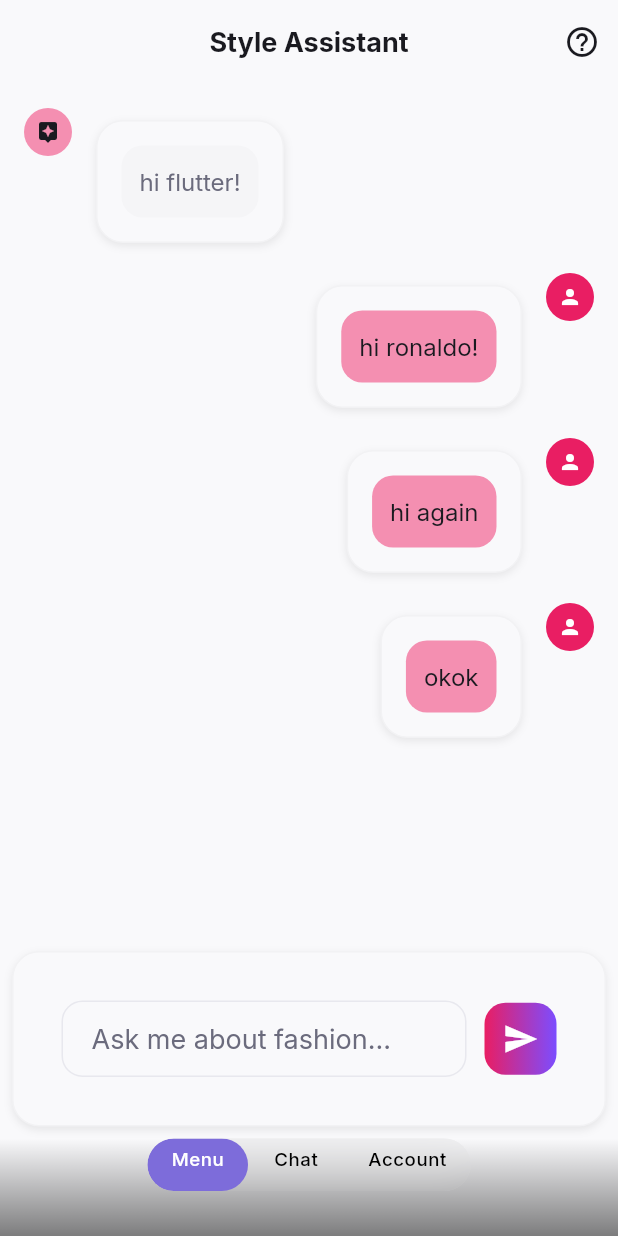
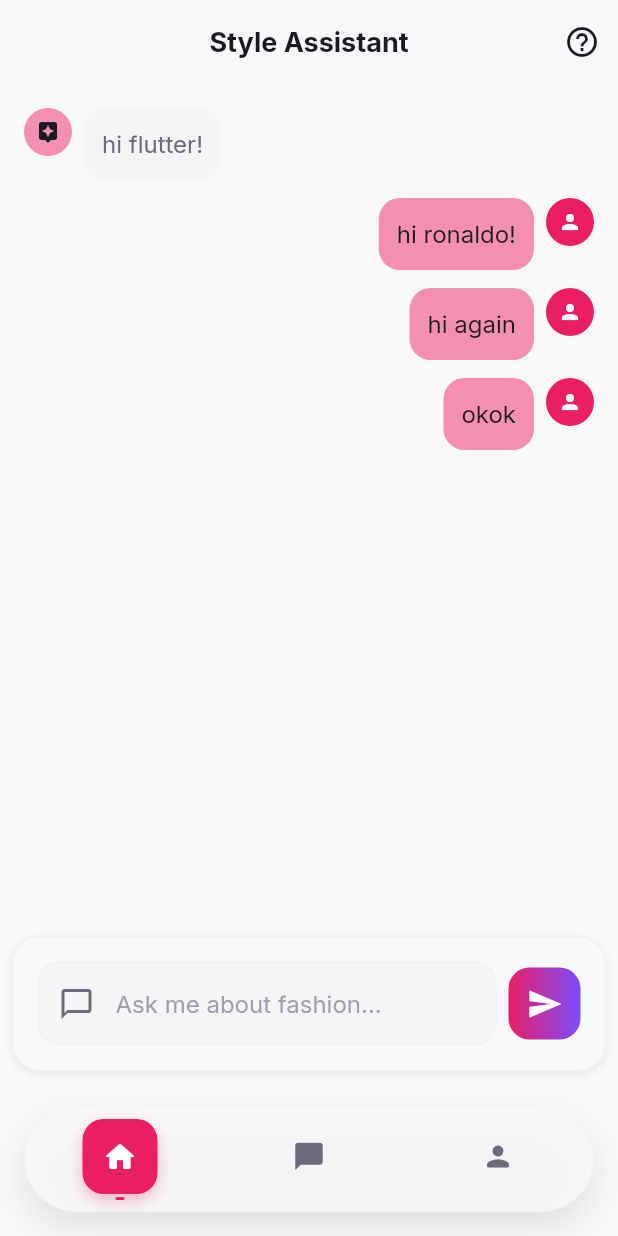
Before and after one commit to Adidadi0112/dress_app, a Flutter app: the ChatScreen screen opened directly, on a phone screen of 412 x 824 dp. Run offline on Flutter 3.47's test engine with Material 3 defaults, Android fonts, the phone set to English and light mode, and no system bars; our stand-ins replace confetti, equatable, flutter_bloc, flutter_colorpicker, flutter_secure_storage, flutter_svg and 2 more; accounts and stored records are empty; network calls fail; project files that could hold a hidden picture were left out.

Commit message:
Botton nav bar changed and chat enhanced

```diff
--- a/lib/screens/chat_screen.dart
+++ b/lib/screens/chat_screen.dart
@@ -82,18 +82,12 @@ class ChatScreen extends StatelessWidget {
                         const SizedBox(width: SpacingTokens.space8),
                       ],
                       Flexible(
-                        child: EnhancedCard(
                         child: Container(
-                            padding:
-                                const EdgeInsets.all(SpacingTokens.space12),
+                          padding: const EdgeInsets.all(SpacingTokens.space12),
                           decoration: BoxDecoration(
                             color: msg.isMe
-                                  ? Theme.of(context)
-                                      .colorScheme
-                                      .primaryContainer
-                                  : Theme.of(context)
-                                      .colorScheme
-                                      .surfaceVariant,
+                                ? Theme.of(context).colorScheme.primaryContainer
+                                : Theme.of(context).colorScheme.surfaceVariant,
                             borderRadius:
                                 BorderRadius.circular(RadiusTokens.radiusLg),
                           ),
@@ -110,7 +104,6 @@ class ChatScreen extends StatelessWidget {
                                       : Theme.of(context)
                                           .colorScheme
                                           .onSurfaceVariant,
-                                  ),
                                 ),
                           ),
                         ),
@@ -139,34 +132,16 @@ class ChatScreen extends StatelessWidget {
 
           // Input area
           EnhancedCard(
-            child: Container(
-              padding: ResponsiveHelper.getResponsivePadding(context),
             child: Row(
               children: [
                 Expanded(
-                    child: Container(
-                      decoration: BoxDecoration(
-                        color: Theme.of(context).colorScheme.surfaceVariant,
-                        borderRadius:
-                            BorderRadius.circular(RadiusTokens.radiusLg),
-                      ),
-                      child: TextField(
-                        decoration: InputDecoration(
+                  child: ModernTextField(
                     hintText: 'Ask me about fashion...',
-                          hintStyle: TextStyle(
-                            color:
-                                Theme.of(context).colorScheme.onSurfaceVariant,
-                          ),
-                          border: InputBorder.none,
-                          contentPadding: const EdgeInsets.symmetric(
-                            horizontal: SpacingTokens.space16,
-                            vertical: SpacingTokens.space12,
+                    prefixIcon: const Icon(Icons.chat_bubble_outline),
+                    maxLines: 1,
                   ),
                 ),
-                      ),
-                    ),
-                  ),
-                  const SizedBox(width: SpacingTokens.space12),
+                const SizedBox(width: SpacingTokens.space8),
                 Container(
                   decoration: BoxDecoration(
                     gradient: LinearGradient(
@@ -175,8 +150,7 @@ class ChatScreen extends StatelessWidget {
                         Theme.of(context).colorScheme.secondary,
                       ],
                     ),
-                      borderRadius:
-                          BorderRadius.circular(RadiusTokens.radiusLg),
+                    borderRadius: BorderRadius.circular(RadiusTokens.radiusLg),
                   ),
                   child: IconButton(
                     onPressed: () {
@@ -189,7 +163,6 @@ class ChatScreen extends StatelessWidget {
               ],
             ),
           ),
-          ),
         ],
       ),
       bottomNavigationBar: BottomAppBarMobileWidget(),
--- a/lib/widgets/bottom_navigator.dart
+++ b/lib/widgets/bottom_navigator.dart
@@ -3,6 +3,7 @@ import 'dart:ui';
 import 'package:dress_app/screens/account_screen.dart';
 import 'package:dress_app/screens/chat_screen.dart';
 import 'package:dress_app/screens/home.dart';
+import 'package:dress_app/theme/tokens.dart';
 import 'package:flutter/material.dart';
 import 'package:provider/provider.dart';
 
@@ -14,111 +15,239 @@ class BottomAppBarMobileWidget extends StatefulWidget {
       BottomAppBarMobileWidgetState();
 }
 
-class BottomAppBarMobileWidgetState extends State<BottomAppBarMobileWidget> {
+class BottomAppBarMobileWidgetState extends State<BottomAppBarMobileWidget>
+    with TickerProviderStateMixin {
+  late AnimationController _animationController;
+  late Animation<double> _scaleAnimation;
+
+  @override
+  void initState() {
+    super.initState();
+    _animationController = AnimationController(
+      duration: const Duration(milliseconds: 300),
+      vsync: this,
+    );
+    _scaleAnimation = Tween<double>(
+      begin: 1.0,
+      end: 1.1,
+    ).animate(CurvedAnimation(
+      parent: _animationController,
+      curve: Curves.elasticOut,
+    ));
+  }
+
+  @override
+  void dispose() {
+    _animationController.dispose();
+    super.dispose();
+  }
+
   @override
   Widget build(BuildContext context) {
     final optionIndexModel = Provider.of<BottomAppBarOptionProvider>(context);
+    final theme = Theme.of(context);
+
     return Container(
+      margin: const EdgeInsets.all(SpacingTokens.space16),
+      child: Container(
+        height: 70,
         decoration: BoxDecoration(
-        gradient: LinearGradient(
-          begin: Alignment.bottomCenter,
-          end: Alignment.topCenter,
-          colors: [Colors.black.withOpacity(0.5), Colors.transparent],
+          borderRadius: BorderRadius.circular(RadiusTokens.radiusCircular),
+          boxShadow: [
+            BoxShadow(
+              color: theme.colorScheme.shadow.withOpacity(0.1),
+              blurRadius: 20,
+              offset: const Offset(0, 10),
+            ),
+          ],
+        ),
+        child: ClipRRect(
+          borderRadius: BorderRadius.circular(RadiusTokens.radiusCircular),
+          child: BackdropFilter(
+            filter: ImageFilter.blur(sigmaX: 15.0, sigmaY: 15.0),
+            child: Container(
+              decoration: BoxDecoration(
+                color: theme.colorScheme.surface.withOpacity(0.8),
+                borderRadius:
+                    BorderRadius.circular(RadiusTokens.radiusCircular),
+                border: Border.all(
+                  color: theme.colorScheme.outline.withOpacity(0.2),
+                  width: 1,
                 ),
               ),
-      padding: const EdgeInsets.only(bottom: 30.0),
               child: Row(
-        mainAxisAlignment: MainAxisAlignment.center,
+                mainAxisAlignment: MainAxisAlignment.spaceEvenly,
                 children: [
-          Container(
-            decoration: ShapeDecoration(
-              color: const Color(0x7FDDDDDD).withOpacity(0.3),
-              shape: RoundedRectangleBorder(
-                borderRadius: BorderRadius.circular(23.81),
+                  _buildNavItem(
+                    context: context,
+                    icon: Icons.home_rounded,
+                    index: 0,
+                    isSelected: optionIndexModel.selectedOptionIndex == 0,
+                    onTap: () {
+                      _animateSelection();
+                      optionIndexModel.selectOption(0);
+                      _navigateToScreen(const HomeScreen(), 0);
+                    },
                   ),
+                  _buildNavItem(
+                    context: context,
+                    icon: Icons.chat_bubble_rounded,
+                    index: 1,
+                    isSelected: optionIndexModel.selectedOptionIndex == 1,
+                    onTap: () {
+                      _animateSelection();
+                      optionIndexModel.selectOption(1);
+                      _navigateToScreen(const ChatScreen(), 1);
+                    },
                   ),
-            child: ClipRRect(
-              borderRadius: BorderRadius.circular(23.81),
-              child: BackdropFilter(
-                filter: ImageFilter.blur(sigmaX: 10.0, sigmaY: 10.0),
-                child: Row(
-                  mainAxisAlignment: MainAxisAlignment.spaceBetween,
-                  children: [
-                    option("Menu", () {
-                      setState(() {
-                        optionIndexModel.selectOption(0);
-                      });
-                      Navigator.of(context).push(
-                        MaterialPageRoute(
-                          builder: (context) => const HomeScreen(),
+                  _buildNavItem(
+                    context: context,
+                    icon: Icons.person_rounded,
+                    index: 2,
+                    isSelected: optionIndexModel.selectedOptionIndex == 2,
+                    onTap: () {
+                      _animateSelection();
+                      optionIndexModel.selectOption(2);
+                      _navigateToScreen(const AccountScreen(), 2);
+                    },
                   ),
-                      );
-                    }, optionIndexModel.selectedOptionIndex == 0),
-                    option("Chat", () {
-                      setState(() {
-                        optionIndexModel.selectOption(1);
-                      });
-                      Navigator.of(context).push(
-                        MaterialPageRoute(
-                          builder: (context) => const ChatScreen(),
-                        ),
-                      );
-                    }, optionIndexModel.selectedOptionIndex == 1),
-                    option("Account", () {
-                      setState(() {
-                        optionIndexModel.selectOption(2);
-                      });
-                      Navigator.of(context).push(
-                        MaterialPageRoute(
-                          builder: (context) => const AccountScreen(),
-                        ),
-                      );
-                    }, optionIndexModel.selectedOptionIndex == 2),
                 ],
               ),
             ),
           ),
         ),
-        ],
       ),
     );
   }
+
+  void _animateSelection() {
+    _animationController.forward().then((_) {
+      _animationController.reverse();
+    });
   }
 
-Widget option(String name, Function() onPressed, bool isChosen) {
-  return Container(
-    height: 35,
-    decoration: isChosen
-        ? ShapeDecoration(
-            color: Color(0xFF7D6CDA),
-            shape: RoundedRectangleBorder(
-              borderRadius: BorderRadius.circular(23.81),
+  void _navigateToScreen(Widget screen, int index) {
+    Navigator.of(context).pushReplacement(
+      PageRouteBuilder(
+        pageBuilder: (context, animation, secondaryAnimation) => screen,
+        transitionDuration: const Duration(milliseconds: 400),
+        reverseTransitionDuration: const Duration(milliseconds: 300),
+        transitionsBuilder: (context, animation, secondaryAnimation, child) {
+          // Combine slide and fade animations
+          const begin = Offset(0.0, 0.1);
+          const end = Offset.zero;
+          const curve = Curves.easeInOutCubic;
+
+          var tween = Tween(begin: begin, end: end).chain(
+            CurveTween(curve: curve),
+          );
+          var slideAnimation = animation.drive(tween);
+
+          var fadeAnimation = Tween<double>(
+            begin: 0.0,
+            end: 1.0,
+          ).animate(CurvedAnimation(
+            parent: animation,
+            curve: const Interval(0.0, 0.8, curve: Curves.easeOut),
+          ));
+
+          var scaleAnimation = Tween<double>(
+            begin: 0.95,
+            end: 1.0,
+          ).animate(CurvedAnimation(
+            parent: animation,
+            curve: Curves.easeOutBack,
+          ));
+
+          return SlideTransition(
+            position: slideAnimation,
+            child: FadeTransition(
+              opacity: fadeAnimation,
+              child: ScaleTransition(
+                scale: scaleAnimation,
+                child: child,
               ),
-          )
-        : null,
-    child: Row(
-      mainAxisSize: MainAxisSize.min,
+            ),
+          );
+        },
+      ),
+    );
+  }
+
+  Widget _buildNavItem({
+    required BuildContext context,
+    required IconData icon,
+    required int index,
+    required bool isSelected,
+    required VoidCallback onTap,
+  }) {
+    final theme = Theme.of(context);
+
+    return Expanded(
+      child: GestureDetector(
+        onTap: onTap,
+        child: AnimatedBuilder(
+          animation: _scaleAnimation,
+          builder: (context, child) {
+            return Transform.scale(
+              scale: isSelected ? _scaleAnimation.value : 1.0,
+              child: Container(
+                height: 70,
+                decoration: BoxDecoration(
+                  borderRadius: BorderRadius.circular(RadiusTokens.radiusLg),
+                ),
+                child: Column(
                   mainAxisAlignment: MainAxisAlignment.center,
-      crossAxisAlignment: CrossAxisAlignment.center,
                   children: [
-        TextButton(
-          onPressed: () {
-            onPressed();
-          },
-          child: Text(
-            name,
-            style: TextStyle(
-              color: !isChosen ? Colors.black : Colors.white,
-              fontSize: 12.40,
-              fontFamily: 'Inter',
-              fontWeight: FontWeight.w500,
-              height: 0.11,
+                    AnimatedContainer(
+                      duration: const Duration(milliseconds: 300),
+                      curve: Curves.easeInOut,
+                      width: isSelected ? 50 : 40,
+                      height: isSelected ? 50 : 40,
+                      decoration: BoxDecoration(
+                        color: isSelected
+                            ? theme.colorScheme.primary
+                            : Colors.transparent,
+                        borderRadius:
+                            BorderRadius.circular(RadiusTokens.radiusLg),
+                        boxShadow: isSelected
+                            ? [
+                                BoxShadow(
+                                  color: theme.colorScheme.primary
+                                      .withOpacity(0.3),
+                                  blurRadius: 8,
+                                  offset: const Offset(0, 4),
                                 ),
+                              ]
+                            : [],
+                      ),
+                      child: Icon(
+                        icon,
+                        color: isSelected
+                            ? theme.colorScheme.onPrimary
+                            : theme.colorScheme.onSurfaceVariant,
+                        size: isSelected ? 24 : 22,
+                      ),
+                    ),
+                    const SizedBox(height: 2),
+                    AnimatedContainer(
+                      duration: const Duration(milliseconds: 300),
+                      width: isSelected ? 6 : 0,
+                      height: 2,
+                      decoration: BoxDecoration(
+                        color: theme.colorScheme.primary,
+                        borderRadius: BorderRadius.circular(1),
                       ),
                     ),
                   ],
                 ),
+              ),
             );
+          },
+        ),
+      ),
+    );
+  }
 }
 
 class BottomAppBarOptionProvider extends ChangeNotifier {
```
Lines whose indentation alone changed are shown as unchanged.
